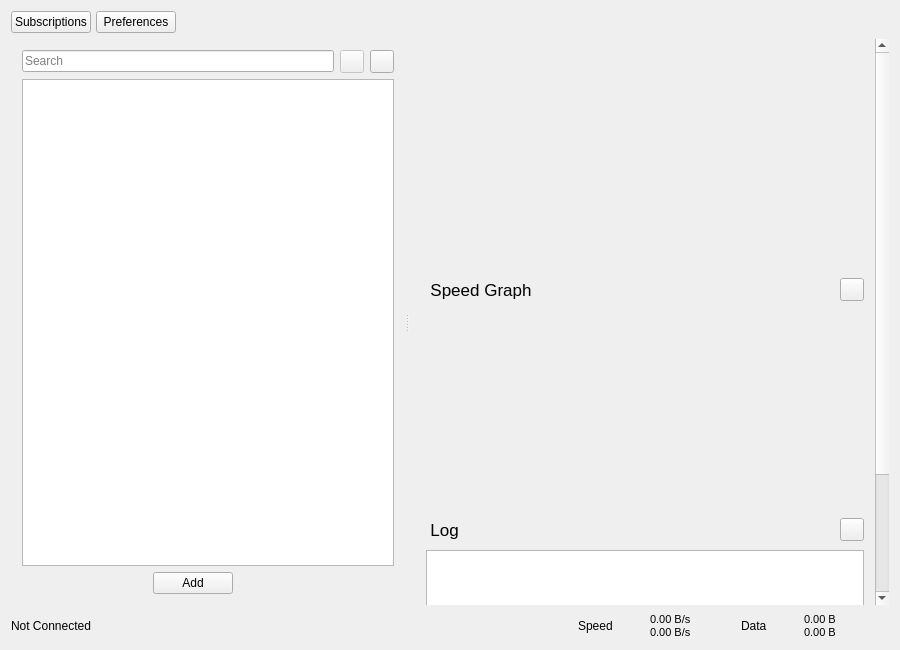
Above: src/ui/w_MainWindow.ui from Qv2ray/Qv2ray before the change. Below: the same form after it.
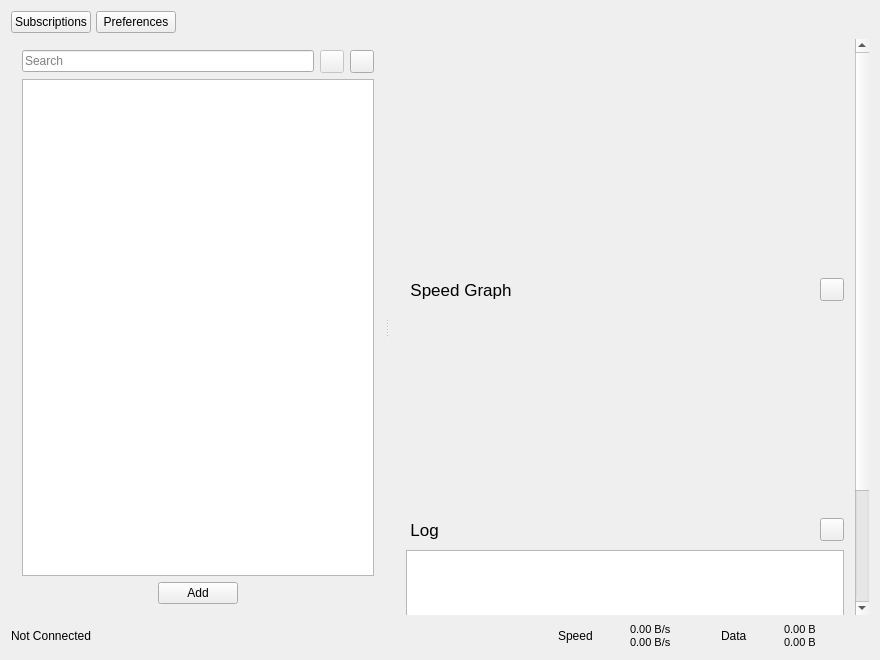
That is the form after the change. Icons and pictures are not drawn.

Commit message: fix: adjusted minimum size for smaller screens

The edit to the form file:
```diff
--- a/src/ui/w_MainWindow.ui
+++ b/src/ui/w_MainWindow.ui
@@ -6,14 +6,14 @@
    <rect>
     <x>0</x>
     <y>0</y>
-    <width>900</width>
-    <height>650</height>
+    <width>880</width>
+    <height>660</height>
    </rect>
   </property>
   <property name="minimumSize">
    <size>
-    <width>900</width>
-    <height>650</height>
+    <width>780</width>
+    <height>530</height>
    </size>
   </property>
   <property name="windowTitle">
@@ -23,18 +23,6 @@
    <string/>
   </property>
   <widget class="QWidget" name="centralWidget">
-   <property name="sizePolicy">
-    <sizepolicy hsizetype="Preferred" vsizetype="Preferred">
-     <horstretch>0</horstretch>
-     <verstretch>0</verstretch>
-    </sizepolicy>
-   </property>
-   <property name="minimumSize">
-    <size>
-     <width>680</width>
-     <height>530</height>
-    </size>
-   </property>
    <layout class="QVBoxLayout" name="verticalLayout_2" stretch="0,1,0">
     <item>
      <layout class="QHBoxLayout" name="horizontalLayout" stretch="0,0,0">
@@ -116,58 +104,6 @@
           </property>
          </widget>
         </item>
-        <item row="2" column="0" colspan="2">
-         <layout class="QHBoxLayout" name="horizontalLayout_3">
-          <item>
-           <spacer name="horizontalSpacer_3">
-            <property name="orientation">
-             <enum>Qt::Horizontal</enum>
-            </property>
-            <property name="sizeHint" stdset="0">
-             <size>
-              <width>40</width>
-              <height>20</height>
-             </size>
-            </property>
-           </spacer>
-          </item>
-          <item>
-           <widget class="QPushButton" name="importConfigButton">
-            <property name="sizePolicy">
-             <sizepolicy hsizetype="Fixed" vsizetype="Fixed">
-              <horstretch>0</horstretch>
-              <verstretch>0</verstretch>
-             </sizepolicy>
-            </property>
-            <property name="toolTip">
-             <string>Import Connection</string>
-            </property>
-            <property name="text">
-             <string>Add</string>
-            </property>
-            <property name="iconSize">
-             <size>
-              <width>22</width>
-              <height>22</height>
-             </size>
-            </property>
-           </widget>
-          </item>
-          <item>
-           <spacer name="horizontalSpacer_2">
-            <property name="orientation">
-             <enum>Qt::Horizontal</enum>
-            </property>
-            <property name="sizeHint" stdset="0">
-             <size>
-              <width>40</width>
-              <height>20</height>
-             </size>
-            </property>
-           </spacer>
-          </item>
-         </layout>
-        </item>
         <item row="0" column="2">
          <widget class="QToolButton" name="sortBtn">
           <property name="toolTip">
@@ -227,6 +163,58 @@
           </column>
          </widget>
         </item>
+        <item row="2" column="0" colspan="3">
+         <layout class="QHBoxLayout" name="horizontalLayout_3">
+          <item>
+           <spacer name="horizontalSpacer_3">
+            <property name="orientation">
+             <enum>Qt::Horizontal</enum>
+            </property>
+            <property name="sizeHint" stdset="0">
+             <size>
+              <width>40</width>
+              <height>20</height>
+             </size>
+            </property>
+           </spacer>
+          </item>
+          <item>
+           <widget class="QPushButton" name="importConfigButton">
+            <property name="sizePolicy">
+             <sizepolicy hsizetype="Fixed" vsizetype="Fixed">
+              <horstretch>0</horstretch>
+              <verstretch>0</verstretch>
+             </sizepolicy>
+            </property>
+            <property name="toolTip">
+             <string>Import Connection</string>
+            </property>
+            <property name="text">
+             <string>Add</string>
+            </property>
+            <property name="iconSize">
+             <size>
+              <width>22</width>
+              <height>22</height>
+             </size>
+            </property>
+           </widget>
+          </item>
+          <item>
+           <spacer name="horizontalSpacer_2">
+            <property name="orientation">
+             <enum>Qt::Horizontal</enum>
+            </property>
+            <property name="sizeHint" stdset="0">
+             <size>
+              <width>40</width>
+              <height>20</height>
+             </size>
+            </property>
+           </spacer>
+          </item>
+         </layout>
+        </item>
        </layout>
       </widget>
       <widget class="QScrollArea" name="scrollArea">
@@ -273,6 +261,9 @@
             </size>
            </property>
            <layout class="QGridLayout" name="connectionInfoLayout">
+            <property name="leftMargin">
+             <number>0</number>
+            </property>
             <property name="topMargin">
              <number>0</number>
             </property>
```
The commit also changes 1 other file.
